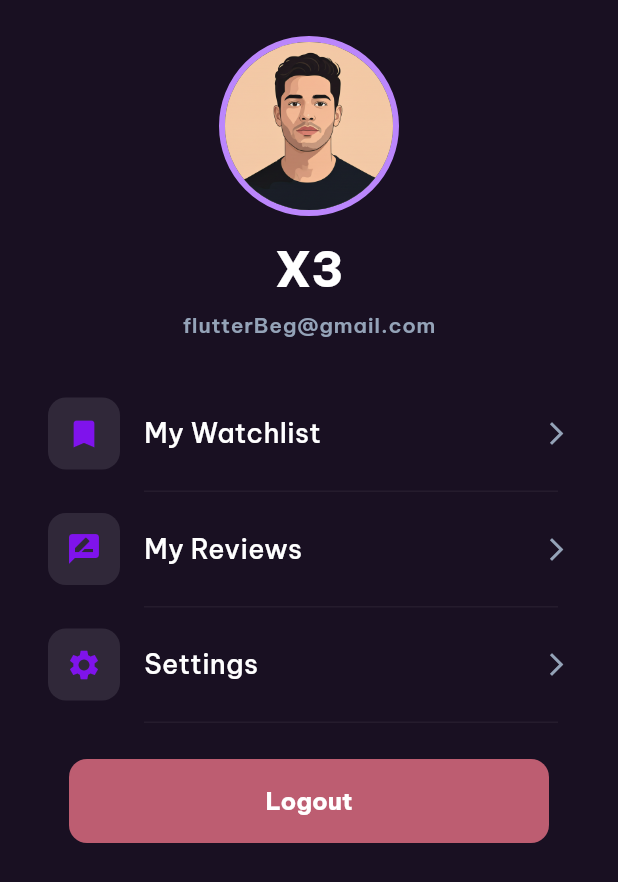
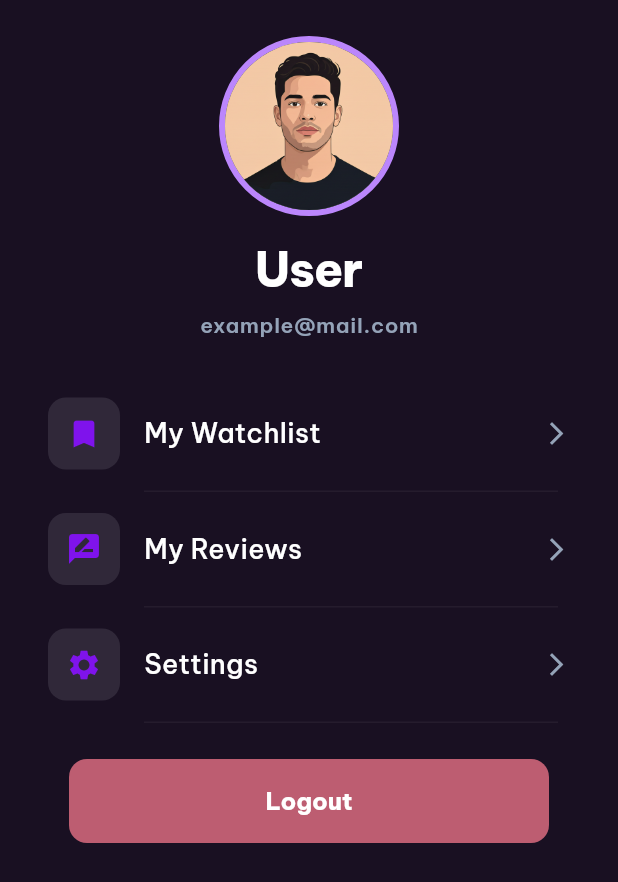
Before and after one commit to Flutter-Beg-V-9-x3/graduation_project, a Flutter app: the ProfileScreen screen opened directly, on a phone screen of 412 x 824 dp. Shown: the top 882 px of the screen. Run offline on Flutter 3.47's test engine with Material 3 defaults, Android fonts, the light colour scheme and no system bars; our stand-ins replace dartz, dio, flutter_bloc, flutter_rating_bar, font_awesome_flutter, material_symbols_icons and 2 more; accounts and stored records are empty.

Commit message:
core->api:api_constants , api_consumer ,dio_consumer ,interceptors->:logging_interceptor ;errors->exceptions , failures ; [f:auth->datasources ,models , repository ,logic]:auth_remote_datasource ,user_model ,auth_repository_impl ,auth_repository ,auth_cubit,auth_state,; api{auth}:done , edit :custom_button ; Add :splash_screen and some fix

```diff
--- a/lib/features/auth/data/models/user_model.dart
+++ b/lib/features/auth/data/models/user_model.dart
@@ -2,7 +2,7 @@ class UserModel {
   final String name;
   final String email;
   final String role;
-  final String? token; // token موجود في login فقط
+  final String? token;
 
   UserModel({
     required this.name,
@@ -16,7 +16,7 @@ class UserModel {
       name: json["name"] ?? "",
       email: json["email"] ?? "",
       role: json["role"] ?? "",
-      token: json["token"], // ممكن تكون null في register
+      token: json["token"],
     );
   }
 }
--- a/lib/features/auth/data/repository/auth_repository_impl.dart
+++ b/lib/features/auth/data/repository/auth_repository_impl.dart
@@ -28,7 +28,7 @@ class AuthRepositoryImpl implements AuthRepository {
         passwordConfirmation: passwordConfirmation,
       );
 
-      // response شكلها: [ { data: {...}, message: "" }, 201 ]
+      // response   : [ { data: {...}, message: "" }, 201 ]
       final List<dynamic> responseList = response as List<dynamic>;
       final Map<String, dynamic> body = responseList[0] as Map<String, dynamic>;
       final Map<String, dynamic> data = body["data"] ?? {};
@@ -54,7 +54,7 @@ class AuthRepositoryImpl implements AuthRepository {
         password: password,
       );
 
-      // response شكلها: [ { data: { user: {...}, token: "..." }, message: "" }, 200 ]
+      // response   : [ { data: { user: {...}, token: "..." }, message: "" }, 200 ]
       final List<dynamic> responseList = response as List<dynamic>;
       final Map<String, dynamic> body = responseList[0] as Map<String, dynamic>;
       final Map<String, dynamic> data = body["data"] ?? {};
--- a/lib/features/auth/logic/auth_cubit.dart
+++ b/lib/features/auth/logic/auth_cubit.dart
@@ -1,13 +1,17 @@
 import 'package:flutter_bloc/flutter_bloc.dart';
+import 'package:shared_preferences/shared_preferences.dart';
+
 import 'package:flutter_graduation_project/features/auth/data/repository/auth_repository.dart';
 import 'package:flutter_graduation_project/features/auth/logic/auth_state.dart';
-
 
 class AuthCubit extends Cubit<AuthState> {
   final AuthRepository repository;
 
   AuthCubit(this.repository) : super(AuthInitial());
 
+  /// -----------------------------
+  /// REGISTER
+  /// -----------------------------
   Future<void> register({
     required String name,
     required String email,
@@ -25,10 +29,13 @@ class AuthCubit extends Cubit<AuthState> {
 
     result.fold(
       (failure) => emit(AuthError(failure.message)),
-      (user) => emit(AuthSuccess(user)),
+      (_) => emit(RegisterSuccess()),
     );
   }
 
+  /// -----------------------------
+  /// LOGIN
+  /// -----------------------------
   Future<void> login({
     required String email,
     required String password,
@@ -42,7 +49,22 @@ class AuthCubit extends Cubit<AuthState> {
 
     result.fold(
       (failure) => emit(AuthError(failure.message)),
-      (user) => emit(AuthSuccess(user)),
+      (user) async {
+        //Save the token after logging in
+        final prefs = await SharedPreferences.getInstance();
+        await prefs.setString("token", user.token ?? "");
+
+        emit(LoginSuccess(user));
+      },
     );
   }
+
+  /// -----------------------------
+  /// LOGOUT
+  /// -----------------------------
+  Future<void> logout() async {
+    final prefs = await SharedPreferences.getInstance();
+    await prefs.remove("token");
+    emit(AuthInitial());
+  }
 }
--- a/lib/features/auth/logic/auth_state.dart
+++ b/lib/features/auth/logic/auth_state.dart
@@ -6,14 +6,14 @@ class AuthInitial extends AuthState {}
 
 class AuthLoading extends AuthState {}
 
-class AuthSuccess extends AuthState {
+class RegisterSuccess extends AuthState {}
+
+class LoginSuccess extends AuthState {
   final UserModel user;
-
-  AuthSuccess(this.user);
+  LoginSuccess(this.user);
 }
 
 class AuthError extends AuthState {
   final String message;
-
   AuthError(this.message);
 }
--- a/lib/features/profile/ui/view/profile_screen.dart
+++ b/lib/features/profile/ui/view/profile_screen.dart
@@ -1,33 +1,43 @@
 import 'package:flutter/material.dart';
+import 'package:flutter_bloc/flutter_bloc.dart';
+import 'package:flutter_graduation_project/features/auth/logic/auth_cubit.dart';
+import 'package:flutter_graduation_project/features/auth/logic/auth_state.dart';
 import 'package:flutter_graduation_project/features/profile/ui/widget/logout_button.dart';
 import 'package:flutter_graduation_project/features/profile/ui/widget/profile_header.dart';
 import 'package:flutter_graduation_project/features/profile/ui/widget/profile_menu_items.dart';
 
-class ProfileScreen extends StatefulWidget {
+class ProfileScreen extends StatelessWidget {
   const ProfileScreen({super.key});
 
-  @override
-  State<ProfileScreen> createState() => _ProfileScreenState();
-}
-
-class _ProfileScreenState extends State<ProfileScreen> {
   @override
   Widget build(BuildContext context) {
     return Scaffold(
       body: SafeArea(
-        child: Padding(
+        child: BlocBuilder<AuthCubit, AuthState>(
+          builder: (context, state) {
+            String name = "User";
+            String email = "example@mail.com";
+
+            if (state is LoginSuccess) {
+              name = state.user.name ?? "User";
+              email = state.user.email ?? "example@mail.com";
+            }
+
+            return Padding(
               padding: const EdgeInsets.symmetric(horizontal: 16.0, vertical: 24.0),
               child: Column(
                 children: [
-              const ProfileHeader(name: 'X3', email: 'flutterBeg@gmail.com'),
+                  ProfileHeader(name: name, email: email),
                   const SizedBox(height: 24),
                   const ProfileMenuItems(),
-              // const Spacer(),
+                  //const Spacer(),
                   const SizedBox(height: 24),
-              LogoutButton(),
+                  const LogoutButton(),
                   const SizedBox(height: 16),
                 ],
               ),
+            );
+          },
         ),
       ),
     );
--- a/lib/features/profile/ui/widget/logout_button.dart
+++ b/lib/features/profile/ui/widget/logout_button.dart
@@ -1,18 +1,38 @@
 import 'package:flutter/material.dart';
+import 'package:flutter_bloc/flutter_bloc.dart';
+import 'package:flutter_graduation_project/features/auth/logic/auth_cubit.dart';
+import 'package:flutter_graduation_project/features/login/ui/view/login_screen.dart';
 
 class LogoutButton extends StatelessWidget {
-  const LogoutButton({
-    super.key,
-  });
+  const LogoutButton({super.key});
 
   @override
   Widget build(BuildContext context) {
     return Padding(
       padding: const EdgeInsets.symmetric(horizontal: 30.0),
       child: ElevatedButton(
-        onPressed: () {},
+        onPressed: () async {
+          //log out
+          await context.read<AuthCubit>().logout();
+
+          //Logged out successfully
+          ScaffoldMessenger.of(context).showSnackBar(
+            const SnackBar(
+              content: Text("Logged out successfully"),
+              backgroundColor: Colors.green,
+              duration: Duration(seconds: 2),
+            ),
+          );
+
+          //Go to the login page
+          Navigator.pushAndRemoveUntil(
+            context,
+            MaterialPageRoute(builder: (_) => const LoginScreen()),
+            (route) => false,
+          );
+        },
         style: ElevatedButton.styleFrom(
-          backgroundColor: Color(0xffbd5d71),
+          backgroundColor: const Color(0xffbd5d71),
           padding: const EdgeInsets.symmetric(vertical: 14),
           shape: RoundedRectangleBorder(
             borderRadius: BorderRadius.circular(12),
--- a/pubspec.yaml
+++ b/pubspec.yaml
@@ -42,6 +42,7 @@ dependencies:
   dio: ^5.9.0
   dartz: ^0.10.1
   flutter_bloc: ^9.1.1
+  shared_preferences: ^2.5.4
 
 
 dev_dependencies:
```
Also changed, not shown: lib/features/Splash/splash_screen.dart (added, +48 -0 lines), lib/features/login/ui/view/login_screen.dart (+7 -16 lines), lib/features/login/ui/widget/custom_button.dart (+2 -16 lines), lib/features/register/ui/widget/sing_up_form.dart (+24 -23 lines), lib/main.dart (+8 -26 lines), pubspec.lock, 1 other file. Lines whose indentation alone changed are shown as unchanged.
